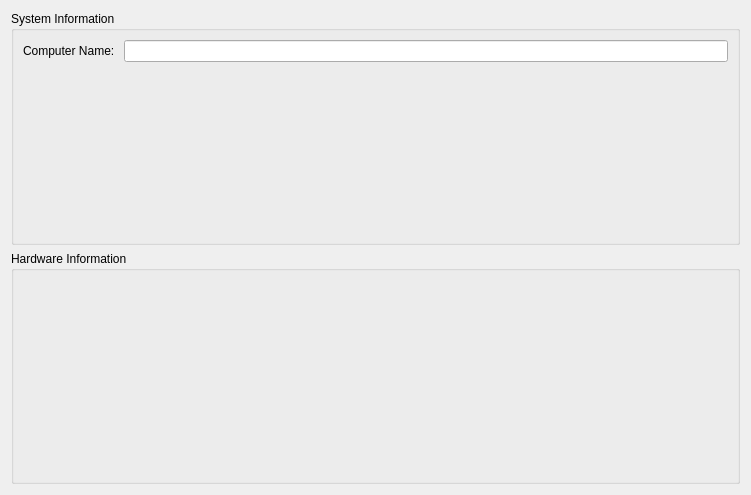
Old version of the form src/MusubiServer/Window/ClientInformation/ClientInformation.ui in the repository WINKILLERS/Musubi.
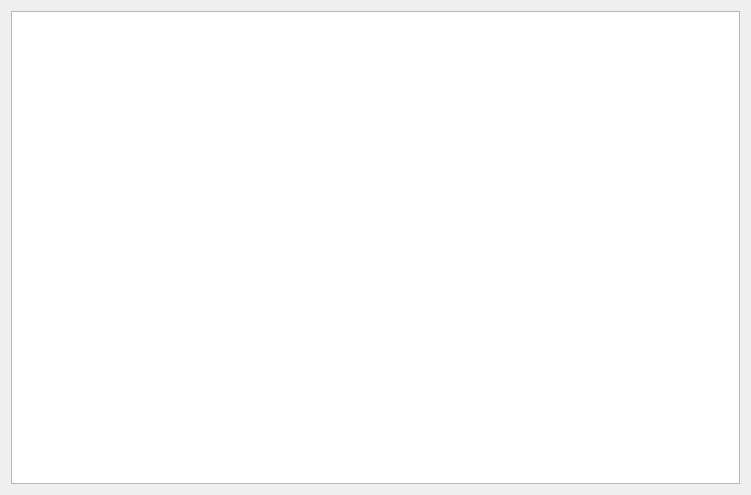
New version of the form.

The edit to the form file:
```diff
--- a/src/MusubiServer/Window/ClientInformation/ClientInformation.ui
+++ b/src/MusubiServer/Window/ClientInformation/ClientInformation.ui
@@ -15,66 +15,7 @@
   </property>
   <layout class="QGridLayout" name="gridLayout">
    <item row="0" column="0">
-    <widget class="QGroupBox" name="groupBox">
-     <property name="title">
-      <string>System Information</string>
-     </property>
-     <layout class="QGridLayout" name="gridLayout_3">
-      <item row="0" column="1">
-       <layout class="QHBoxLayout" name="horizontalLayout">
-        <item>
-         <widget class="QLabel" name="label">
-          <property name="text">
-           <string>Computer Name: </string>
-          </property>
-         </widget>
-        </item>
-        <item>
-         <widget class="QLineEdit" name="computer_name">
-          <property name="readOnly">
-           <bool>true</bool>
-          </property>
-         </widget>
-        </item>
-       </layout>
-      </item>
-      <item row="1" column="1">
-       <spacer name="verticalSpacer">
-        <property name="orientation">
-         <enum>Qt::Vertical</enum>
-        </property>
-        <property name="sizeHint" stdset="0">
-         <size>
-          <width>20</width>
-          <height>40</height>
-         </size>
-        </property>
-       </spacer>
-      </item>
-     </layout>
-    </widget>
-   </item>
-   <item row="1" column="0">
-    <widget class="QGroupBox" name="groupBox_2">
-     <property name="title">
-      <string>Hardware Information</string>
-     </property>
-     <layout class="QGridLayout" name="gridLayout_4">
-      <item row="0" column="0">
-       <spacer name="verticalSpacer_2">
-        <property name="orientation">
-         <enum>Qt::Vertical</enum>
-        </property>
-        <property name="sizeHint" stdset="0">
-         <size>
-          <width>20</width>
-          <height>40</height>
-         </size>
-        </property>
-       </spacer>
-      </item>
-     </layout>
-    </widget>
+    <widget class="QTableWidget" name="table"/>
    </item>
   </layout>
  </widget>
```
